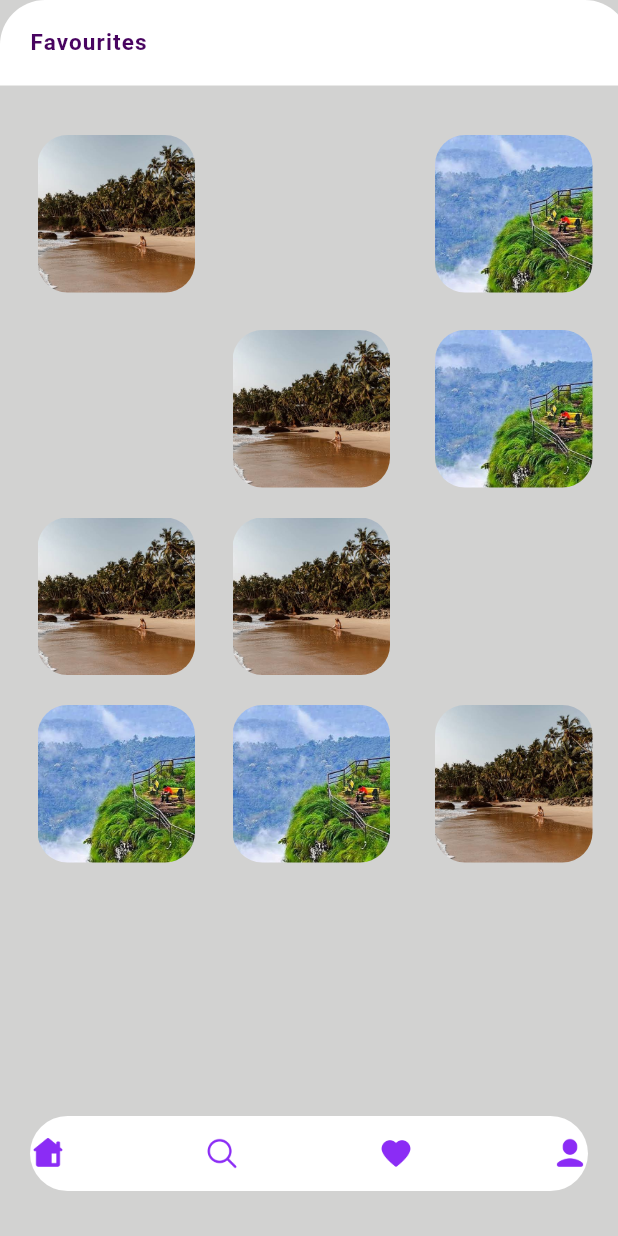
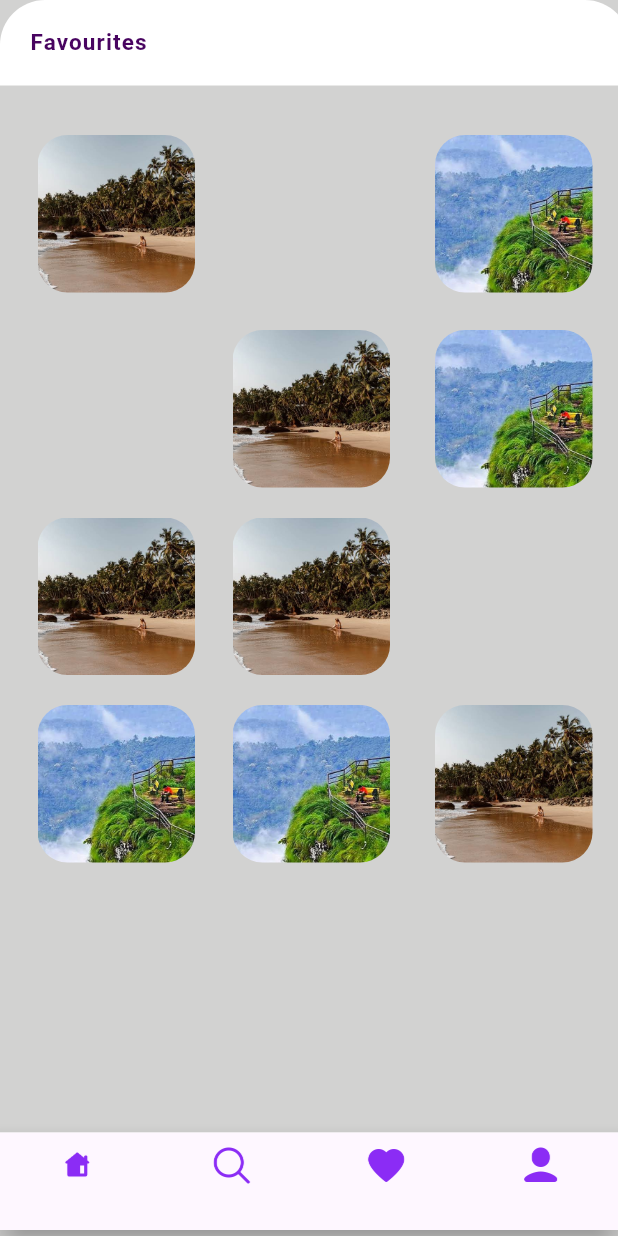
Before and after one commit to rhedyarajeev/monsoonapp, a Flutter app: the Favourites screen opened directly, on a phone screen of 412 x 824 dp. Run offline on Flutter 3.47's test engine with Material 3 defaults, Android fonts, the phone set to English and light mode, and no system bars; Roboto replaces fonts that are missing (Montserrat).

Commit message:
first commit

```diff
--- a/lib/favourites.dart
+++ b/lib/favourites.dart
@@ -1,4 +1,5 @@
 import 'package:flutter/material.dart';
+import 'package:monsoonapp/navigation.dart';
 
 class Favourites extends StatelessWidget {
   const Favourites({Key? key}) : super(key: key);
@@ -89,26 +90,27 @@ class Favourites extends StatelessWidget {
           ),
         ],
       ),
-      bottomNavigationBar: Padding(
-        padding: const EdgeInsets.symmetric(horizontal: 20, vertical: 30),
-        child: Container(
-          width: 370,
-          height: 50,
-          decoration: BoxDecoration(
-            color: Colors.white,
-            borderRadius: BorderRadius.circular(50),
-          ),
-          child: Row(
-            mainAxisAlignment: MainAxisAlignment.spaceBetween,
-            children: [
-              _buildIcon('assets/images/home.png'),
-              _buildIcon('assets/images/search.png'),
-              _buildIcon('assets/images/love.png'),
-              _buildIcon('assets/images/account.png'),
-            ],
-          ),
-        ),
-      ),
+      // bottomNavigationBar: Padding(
+      //   padding: const EdgeInsets.symmetric(horizontal: 20, vertical: 30),
+      //   child: Container(
+      //     width: 370,
+      //     height: 50,
+      //     decoration: BoxDecoration(
+      //       color: Colors.white,
+      //       borderRadius: BorderRadius.circular(50),
+      //     ),
+      //     child: Row(
+      //       mainAxisAlignment: MainAxisAlignment.spaceBetween,
+      //       children: [
+      //         _buildIcon('assets/images/home.png'),
+      //         _buildIcon('assets/images/search.png'),
+      //         _buildIcon('assets/images/love.png'),
+      //         _buildIcon('assets/images/account.png'),
+      //       ],
+      //     ),
+      //   ),
+      // ),
+         bottomNavigationBar: CustomBottomNavigationBar(),
     );
   }
 
--- a/lib/navigation.dart
+++ b/lib/navigation.dart
@@ -22,6 +22,11 @@ class CustomBottomNavigationBar extends StatelessWidget {
                   Navigator.push(context,
                       MaterialPageRoute(builder: (context) =>  HomePage()));
                     },
+                child: GestureDetector(
+                    onTap: () {
+                  Navigator.push(context,
+                      MaterialPageRoute(builder: (context) =>  HomePage()));
+                    },
                   child: Container(
                     width: 20,
                     height: 20,
@@ -29,6 +34,7 @@ class CustomBottomNavigationBar extends StatelessWidget {
                       image: DecorationImage(
                         image: AssetImage("assets/images/home.png"),
                         fit: BoxFit.contain,
+                      ),
                     ),
                   ),
                 ),
```
Also changed, not shown: lib/search_screen.dart (+24 -21 lines), assets/images/arrow.png (added). Lines whose indentation alone changed are shown as unchanged.
